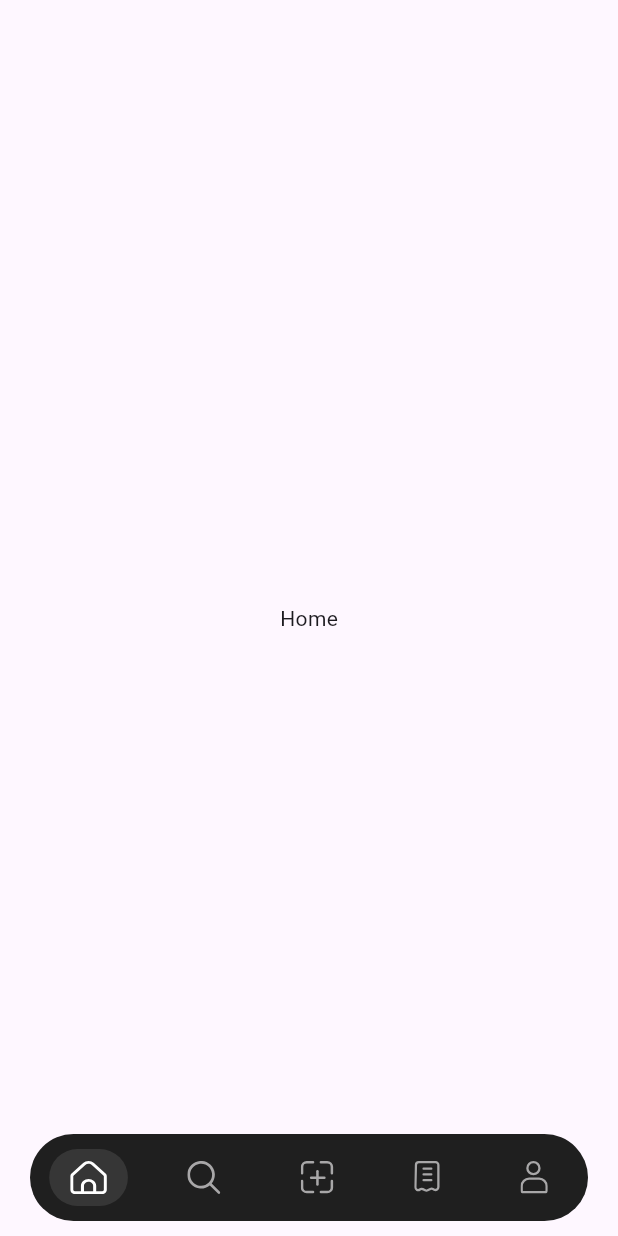
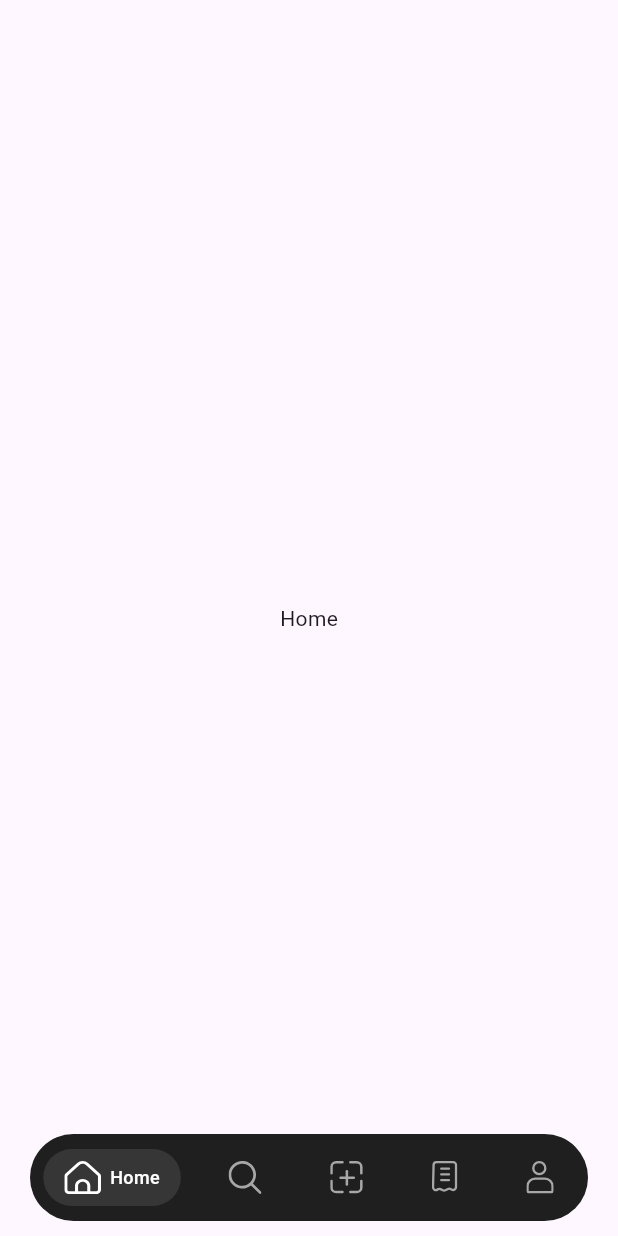
Before and after one commit to Flutter-Kanpur/readmeApp, a Flutter app: the screen it shows after launch, on a phone screen of 412 x 824 dp. Run offline on Flutter 3.47's test engine with Material 3 defaults, Android fonts, the phone set to English and light mode, and no system bars; our stand-ins replace flutter_svg.

Commit message:
#COMMENT bottom navbar completed

```diff
--- a/lib/shared/widgets/bottom_navbar.dart
+++ b/lib/shared/widgets/bottom_navbar.dart
@@ -2,7 +2,7 @@ import 'package:flutter/material.dart';
 import 'package:flutter_svg/flutter_svg.dart';
 import 'package:readme_blogapp/core/utils/assets_path.dart';
 
-class BottomNavbar extends StatelessWidget{
+class BottomNavbar extends StatelessWidget {
   final int currentIndex;
   final ValueChanged<int> onTap;
 
@@ -10,10 +10,11 @@ const BottomNavbar({
     super.key,
     required this.currentIndex,
     required this.onTap,
-}) ;
+  });
   @override
-  Widget build(BuildContext){
-  return Padding(padding: const EdgeInsets.symmetric(horizontal: 20.0,vertical: 10.0),
+  Widget build(BuildContext) {
+    return Padding(
+      padding: const EdgeInsets.symmetric(horizontal: 20.0, vertical: 10.0),
       child: ClipRRect(
         borderRadius: BorderRadius.circular(30.0),
         child: Container(
@@ -32,8 +33,8 @@ const BottomNavbar({
         ),
       ),
     );
+  }
 
-  }
   Widget _navItem(String icon, int index) {
     final isSelected = currentIndex == index;
 
@@ -55,10 +56,36 @@ const BottomNavbar({
                 BlendMode.srcIn,
               ),
             ),
-
-        ]),
+            if (isSelected) ...[
+              const SizedBox(width: 6),
+              Text(
+                _labelForIndex(index),
+                style: const TextStyle(
+                  color: Color(0xffFFFFFF),
+                  fontSize: 12,
+                  fontWeight: FontWeight.w500,
+                ),
+              ),
+            ],
+          ],
+        ),
       ),
     );
   }
-
+  String _labelForIndex(int index) {
+    switch (index) {
+      case 0:
+        return 'Home';
+      case 1:
+        return 'Search';
+      case 2:
+        return 'Create';
+      case 3:
+        return 'Trending';
+      case 4:
+        return 'Profile';
+      default:
+        return '';
     }
+  }
+}
```
Lines whose indentation alone changed are shown as unchanged.
